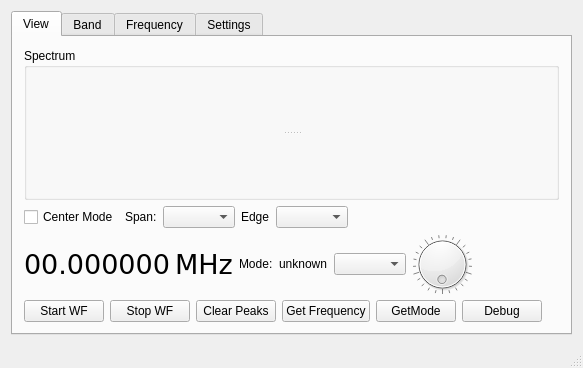
Qt form wfmain.ui (adecarolis/wfweb) before a commit.
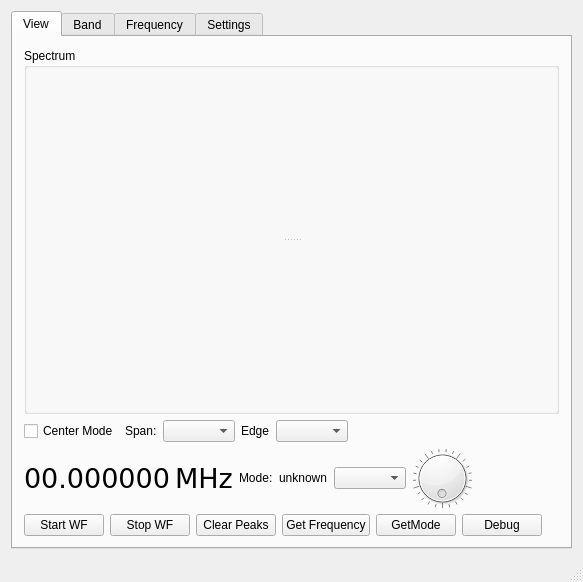
The same form after that commit. The open tabs and pages were chosen to show the change. Custom widgets are drawn as their Qt base class.

Patch:
```diff
--- a/wfmain.ui
+++ b/wfmain.ui
@@ -7,7 +7,7 @@
     <x>0</x>
     <y>0</y>
     <width>583</width>
-    <height>368</height>
+    <height>582</height>
    </rect>
   </property>
   <property name="windowTitle">
```
Left out of the diff: 6 changed lines with no effect on the pictures.
